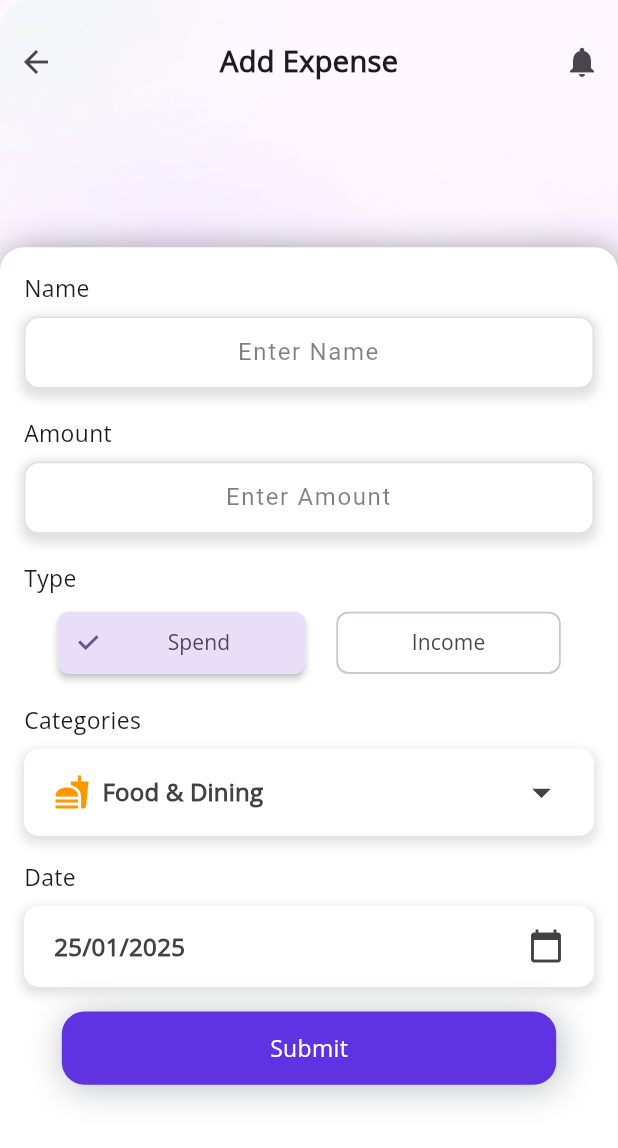
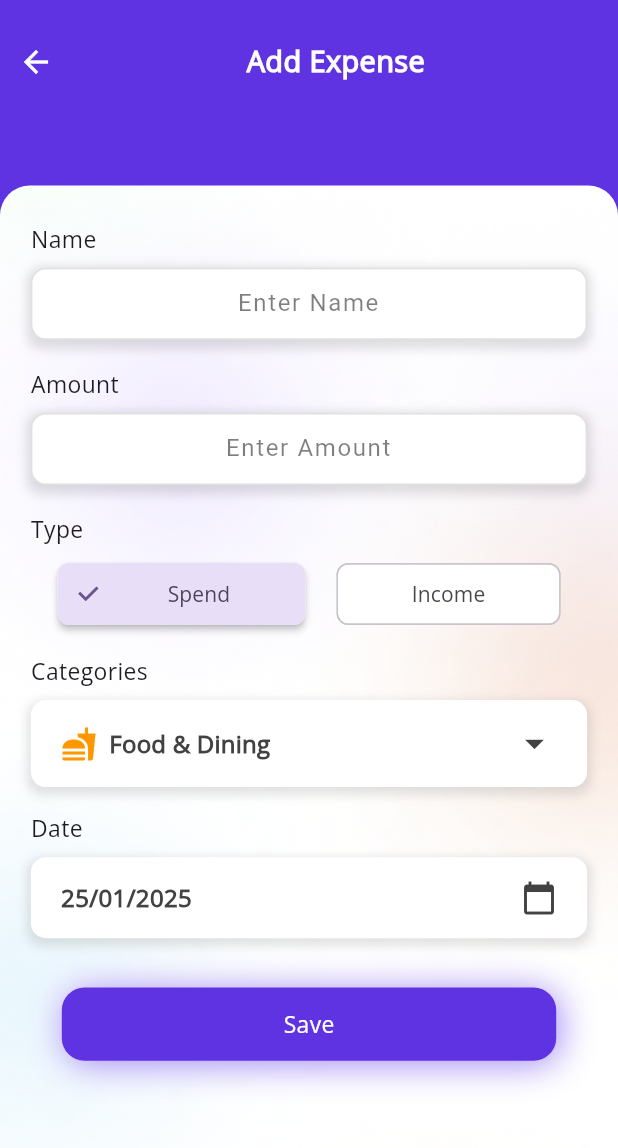
Before and after one commit to ROUNAK-K-JHA-2002/budget-beam, a Flutter app: the AddExpense screen opened by its route, on a phone screen of 412 x 824 dp. Shown: the top 1148 px of the screen. Run offline on Flutter 3.47's test engine with Material 3 defaults, Android fonts, the phone set to English and light mode, and no system bars; our stand-ins replace cloud_firestore, firebase_auth, firebase_core, flutter_dotenv, flutter_riverpod, flutter_secure_storage and 7 more; missing offline and left inert: graphic; accounts and stored records are empty; generated files the repository leaves out were written again.

Commit message:
New Changes

```diff
--- a/lib/screens/add_expense.dart
+++ b/lib/screens/add_expense.dart
@@ -35,19 +35,12 @@ class _AddExpenseState extends State<AddExpense> {
 
   @override
   Widget build(BuildContext context) {
-    int inputs = 2;
     return Scaffold(
         resizeToAvoidBottomInset: false,
         body: SafeArea(
           child: Container(
-            decoration: BoxDecoration(
-              image: const DecorationImage(
-                image: AssetImage("assets/Images/bg.png"),
-                fit: BoxFit.cover,
-              ),
-              borderRadius: BorderRadius.circular(20),
-            ),
             width: 100.w,
+            color: kPrimaryColor,
             height: 100.h,
             child: Column(
                 mainAxisAlignment: MainAxisAlignment.spaceBetween,
@@ -73,42 +66,35 @@ class _AddExpenseState extends State<AddExpense> {
                             },
                             icon: const Icon(
                               Icons.arrow_back,
-                              // color: Colors.white,
+                              color: Colors.white,
                             )),
                         Text(
                           "Add Expense",
                           style: TextStyle(
                             fontSize: 18.sp,
                             fontWeight: FontWeight.bold,
-                            // color: Colors.white,
+                            color: Colors.white,
                           ),
                         ),
-                        IconButton(
-                            onPressed: () {},
-                            icon: const Icon(
-                              Icons.notifications,
-                              // color: Colors.white,
-                            )),
+                        SizedBox(width: 3.w)
                       ],
                     ),
                   ),
                   Container(
                     width: 100.w,
-                    height: 80.h,
+                    height: 85.h,
                     decoration: const BoxDecoration(
                       color: Colors.white,
+                      image: DecorationImage(
+                        image: AssetImage("assets/Images/bg.png"),
+                        fit: BoxFit.cover,
+                      ),
                       borderRadius: BorderRadius.only(
-                          topLeft: Radius.circular(16.0),
-                          topRight: Radius.circular(16.0)),
-                      boxShadow: [
-                        BoxShadow(
-                          color: Colors.black38,
-                          blurRadius: 20,
-                          offset: Offset(2, 2),
-                        ),
-                      ],
+                          topLeft: Radius.circular(20),
+                          topRight: Radius.circular(20)),
                     ),
-                    padding: const EdgeInsets.all(16.0),
+                    padding:
+                        EdgeInsets.symmetric(horizontal: 5.w, vertical: 3.h),
                     child: Form(
                       key: _formKey,
                       child: Column(
@@ -162,7 +148,7 @@ class _AddExpenseState extends State<AddExpense> {
                               crossAxisAlignment: WrapCrossAlignment.center,
                               spacing: 5.w,
                               children: List<Widget>.generate(
-                                inputs,
+                                types.length,
                                 (int index) {
                                   return ValueListenableBuilder(
                                       valueListenable: selectedIndex,
@@ -215,7 +201,7 @@ class _AddExpenseState extends State<AddExpense> {
                           CustomDatePicker(onDateSelected: (selecteddate) {
                             setState(() => _date = selecteddate);
                           }),
-                          SizedBox(height: 2.h),
+                          SizedBox(height: 4.h),
                           Row(
                             mainAxisAlignment: MainAxisAlignment.center,
                             children: [
@@ -242,7 +228,7 @@ class _AddExpenseState extends State<AddExpense> {
                                         ),
                                         BoxShadow(
                                           color: Color.fromARGB(
-                                              255, 185, 187, 192),
+                                              255, 158, 134, 243),
                                           blurRadius: 20,
                                           offset: Offset(2, 2),
                                         ),
@@ -250,7 +236,7 @@ class _AddExpenseState extends State<AddExpense> {
                                     ),
                                     duration: const Duration(milliseconds: 50),
                                     child: Text(
-                                      "Submit",
+                                      "Save",
                                       style: TextStyle(
                                           color: Colors.white, fontSize: 16.sp),
                                     ),
--- a/pubspec.yaml
+++ b/pubspec.yaml
@@ -52,6 +52,7 @@ dependencies:
   cloud_firestore: ^4.17.5
   graphic: ^2.5.1
   google_mobile_ads: ^5.2.0
+  change_app_package_name: ^1.4.0
 
 dev_dependencies:
   flutter_test:
```
Also changed, not shown: lib/screens/finance_screen.dart (+24 -6 lines), pubspec.lock, 4 other files.
